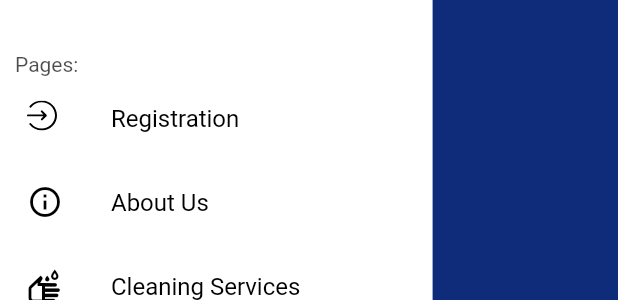
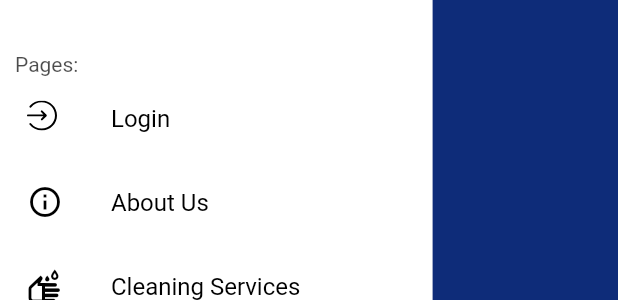
Before and after one commit to OttomanDeveloper/Nakoda-Urban-Services, a Flutter app: the DashboardDrawer widget shown alone on an empty page, opened directly with empty values, on a phone screen of 412 x 824 dp. Shown: the part 303-603 px from the top of the screen. Run offline on Flutter 3.47's test engine with Material 2 defaults, Android fonts, the light colour scheme and no system bars; our stand-ins replace flutter_svg, font_awesome_flutter; missing offline and left inert: onesignal_flutter, webview_flutter_plus.

```diff
--- a/lib/meta/constants/constants_meta.dart
+++ b/lib/meta/constants/constants_meta.dart
@@ -26,7 +26,7 @@ abstract class Constants {
   static const String facebook = "https://www.facebook.com/nakodaurbanservice";
   static const String twitter = "https://twitter.com/nakodaurban";
   static const String blogLink = "https://www.nakodadcs.com/blogs/list.php";
-  static const String signupLink =
+  static const String loginLink =
       "https://m.nakodadcs.com/my_account_registration.php";
   static const String privacyPolicy =
       "https://m.nakodadcs.com/privacy-policy.php";
--- a/lib/views/dashboard/widgets/drawer/drawer_widgets_dashboard_view.dart
+++ b/lib/views/dashboard/widgets/drawer/drawer_widgets_dashboard_view.dart
@@ -48,10 +48,10 @@ class DashboardDrawer extends StatelessWidget {
               ListTile(
                 onTap: () {
                   globalKey.currentState?.openEndDrawer();
-                  return loadUrlRequest(Constants.signupLink);
+                  return loadUrlRequest(Constants.loginLink);
                 },
                 leading: SvgPicture.string(Assets.register),
-                title: const Text("Registration"),
+                title: const Text("Login"),
               ),
               ListTile(
                 onTap: () {
```
